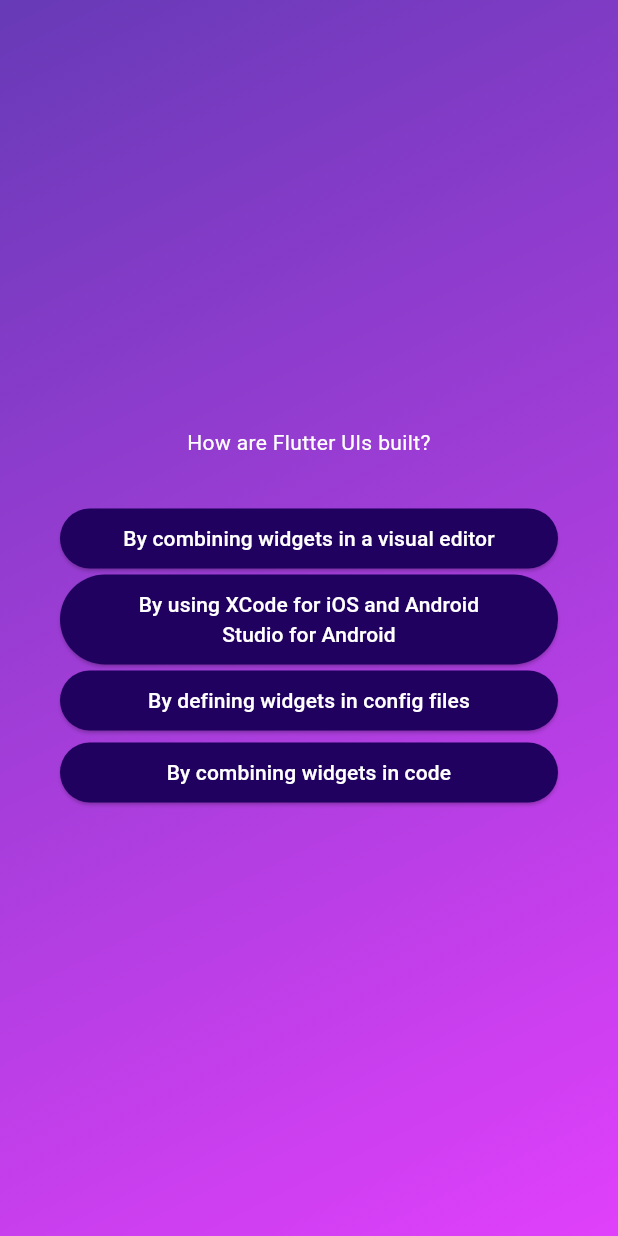
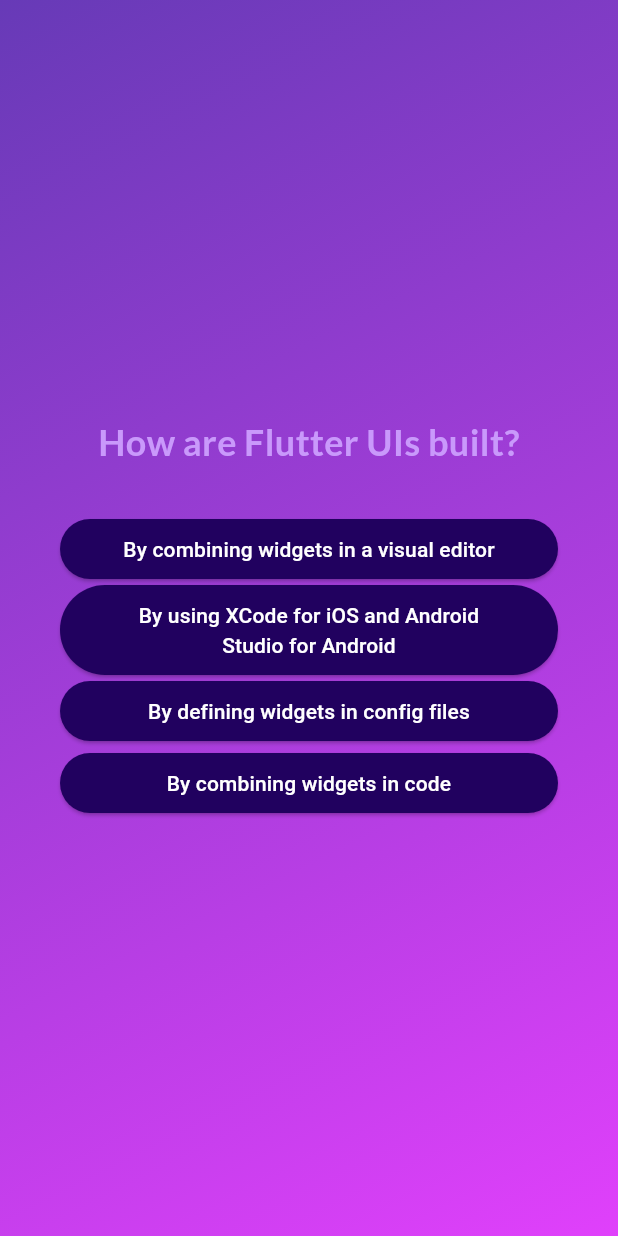
Before and after one commit to yaroslavsolokha/quiz, a Flutter app: the screen it shows after launch, after a tap on "Start Quiz", after a tap on "Components", on a phone screen of 412 x 824 dp. Run offline on Flutter 3.47's test engine with Material 3 defaults, Android fonts, the phone set to English and light mode, and no system bars; our stand-ins replace google_fonts.

Commit message:
save user data

```diff
--- a/lib/questions_screen.dart
+++ b/lib/questions_screen.dart
@@ -1,9 +1,12 @@
 import 'package:flutter/material.dart';
+import 'package:google_fonts/google_fonts.dart';
 import 'package:quiz/answer_button.dart';
 import 'package:quiz/data/questions.dart';
 
 class QuestionsScreen extends StatefulWidget {
-  const QuestionsScreen({super.key});
+  const QuestionsScreen({super.key, required this.onSelectAnswer});
+
+  final void Function(String answer) onSelectAnswer;
 
   @override
   State<QuestionsScreen> createState() {
@@ -14,7 +17,8 @@ class QuestionsScreen extends StatefulWidget {
 class _QueztionsState extends State<QuestionsScreen> {
   var currentQuestionIndex = 0;
 
-  void answerQuestion() {
+  void answerQuestion(String selectedAnswer) {
+    widget.onSelectAnswer(selectedAnswer);
     //currentQuestionIndex = currentQuestionIndex + 1;
     //currentQuestionIndex += 1;
 
@@ -37,12 +41,20 @@ class _QueztionsState extends State<QuestionsScreen> {
           children: [
             Text(
               currentQuestion.text,
-              style: const TextStyle(color: Colors.white),
+              style: GoogleFonts.lato(
+                color: const Color.fromARGB(255, 201, 153, 251),
+                fontSize: 24,
+                fontWeight: FontWeight.bold,
+              ),
               textAlign: TextAlign.center,
             ),
             const SizedBox(height: 30),
             ...currentQuestion.getShuffledAnswers().map((answer) {
-              return AnswerButton(answerText: answer, onTap: answerQuestion);
+              return AnswerButton(
+                  answerText: answer,
+                  onTap: () {
+                    answerQuestion(answer);
+                  });
             }),
           ],
         ),
--- a/lib/quiz.dart
+++ b/lib/quiz.dart
@@ -12,20 +12,25 @@ class Quiz extends StatefulWidget {
 }
 
 class _QuizState extends State<Quiz> {
+  final List<String> selectedAnswers = [];
   var activeScreen = 'start-screen';
 
-  void startQuiz() {
+  void switchScreen() {
     setState(() {
       activeScreen = 'questions-screen';
     });
   }
 
+  void chooseAnswer(String answer) {
+    selectedAnswers.add(answer);
+  }
+
   @override
   Widget build(BuildContext context) {
-    Widget screenWidget = StartScreen(startQuiz);
+    Widget screenWidget = StartScreen(switchScreen);
 
     if (activeScreen == 'questions-screen') {
-      screenWidget = const QuestionsScreen();
+      screenWidget = QuestionsScreen(onSelectAnswer: chooseAnswer);
     }
 
     return MaterialApp(
--- a/lib/start_screen.dart
+++ b/lib/start_screen.dart
@@ -1,4 +1,5 @@
 import 'package:flutter/material.dart';
+import 'package:google_fonts/google_fonts.dart';
 
 class StartScreen extends StatelessWidget {
   const StartScreen(this.startQuiz, {super.key});
@@ -17,9 +18,9 @@ class StartScreen extends StatelessWidget {
             color: const Color.fromARGB(39, 245, 244, 244),
           ),
           const SizedBox(height: 80),
-          const Text(
+          Text(
             'Learn Flutter the fun way!',
-            style: TextStyle(
+            style: GoogleFonts.lato(
               color: Colors.white,
               fontSize: 24,
             ),
```
